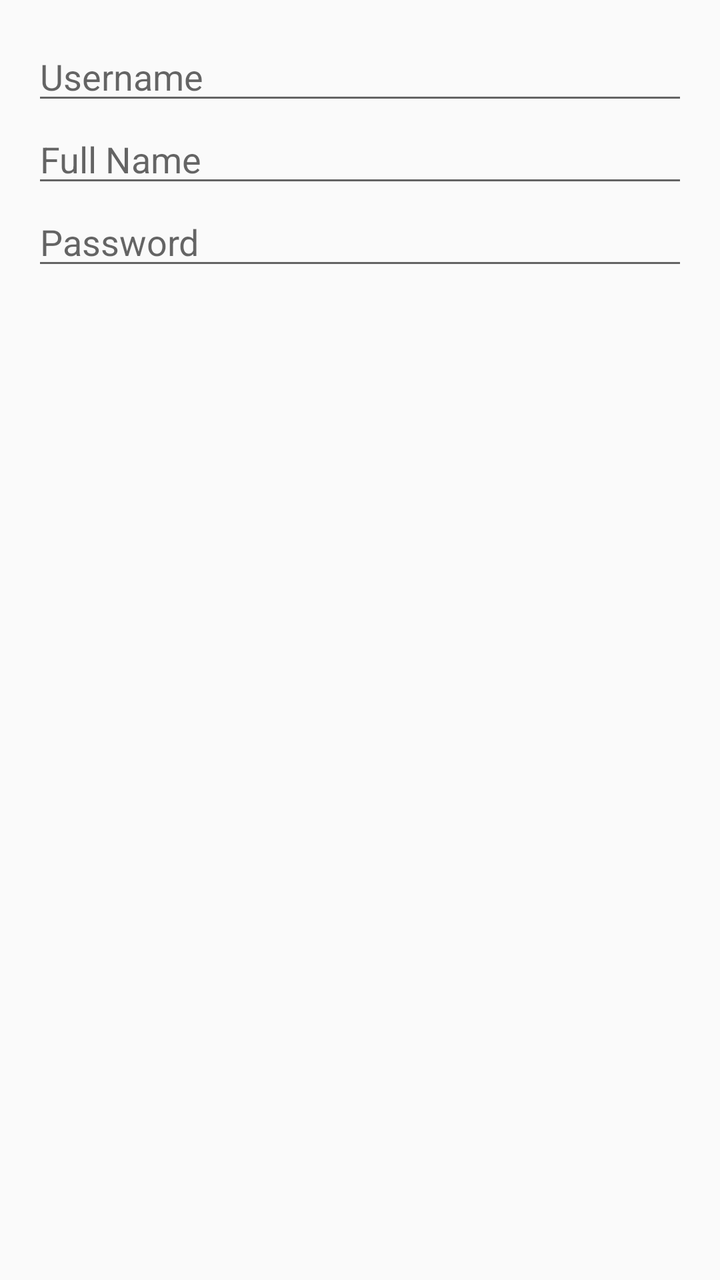
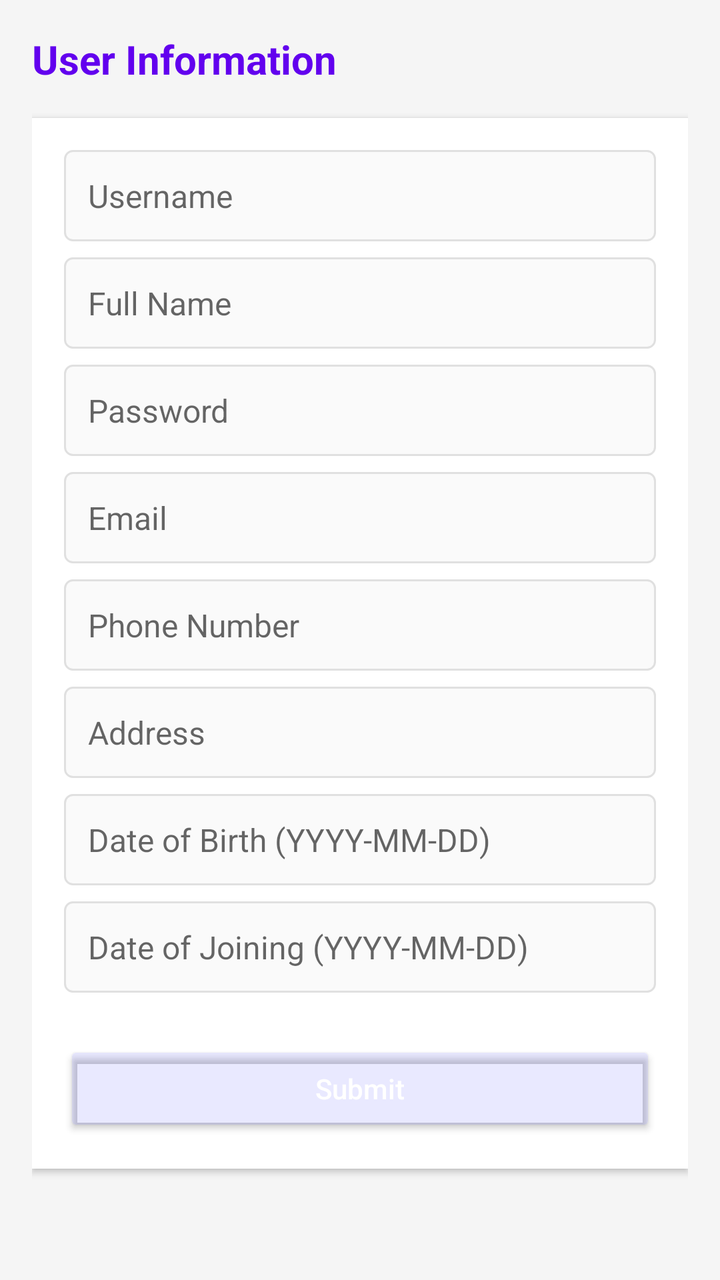

The first picture is an Android layout as it rendered before a commit; the second is the same layout after the commit. The layout source and the unified diff follow.
<!-- AndroidManifest.xml: application theme Theme.AppCompat.Light.DarkActionBar -->
<!-- res/layout/dialog_admin_form.xml -->
<LinearLayout xmlns:android="http://schemas.android.com/apk/res/android"
    android:orientation="vertical" android:padding="16dp"
    android:layout_width="match_parent" android:layout_height="wrap_content">

    <EditText android:id="@+id/etUsername"
        android:layout_width="match_parent"
        android:layout_height="wrap_content"
        android:hint="Username" />

    <EditText android:id="@+id/etFullName"
        android:layout_width="match_parent"
        android:layout_height="wrap_content"
        android:hint="Full Name" />

    <EditText android:id="@+id/etPassword"
        android:layout_width="match_parent"
        android:layout_height="wrap_content"
        android:hint="Password"
        android:inputType="textPassword" />
</LinearLayout>
<!-- resources referenced by this layout -->
<resources>

</resources>

<!-- the commit's change to res/layout/dialog_admin_form.xml (unified diff, before → after) -->
@@ -1,20 +1,129 @@
-<LinearLayout xmlns:android="http://schemas.android.com/apk/res/android"
-    android:orientation="vertical" android:padding="16dp"
-    android:layout_width="match_parent" android:layout_height="wrap_content">
+<?xml version="1.0" encoding="utf-8"?>
+<ScrollView xmlns:android="http://schemas.android.com/apk/res/android"
+    android:layout_width="match_parent"
+    android:layout_height="match_parent"
+    android:background="#f5f5f5"
+    android:fillViewport="true">
 
-    <EditText android:id="@+id/etUsername"
+    <LinearLayout
+        android:orientation="vertical"
         android:layout_width="match_parent"
         android:layout_height="wrap_content"
-        android:hint="Username" />
+        android:padding="16dp">
 
-    <EditText android:id="@+id/etFullName"
-        android:layout_width="match_parent"
-        android:layout_height="wrap_content"
-        android:hint="Full Name" />
+        <TextView
+            android:layout_width="match_parent"
+            android:layout_height="wrap_content"
+            android:text="User Information"
+            android:textSize="20sp"
+            android:textColor="#6200EE"
+            android:textStyle="bold"
+            android:layout_marginBottom="16dp"/>
 
-    <EditText android:id="@+id/etPassword"
-        android:layout_width="match_parent"
-        android:layout_height="wrap_content"
-        android:hint="Password"
-        android:inputType="textPassword" />
-</LinearLayout>
+        <LinearLayout
+            android:layout_width="match_parent"
+            android:layout_height="wrap_content"
+            android:orientation="vertical"
+            android:background="@android:color/white"
+            android:padding="16dp"
+            android:elevation="2dp">
+
+            <EditText
+                android:id="@+id/etUsername"
+                android:layout_width="match_parent"
+                android:layout_height="wrap_content"
+                android:hint="Username"
+                android:inputType="text"
+                android:textSize="16sp"
+                android:padding="12dp"
+                android:background="@drawable/edittext_bg"/>
+
+            <EditText
+                android:id="@+id/etFullName"
+                android:layout_width="match_parent"
+                android:layout_height="wrap_content"
+                android:hint="Full Name"
+                android:inputType="textPersonName"
+                android:textSize="16sp"
+                android:padding="12dp"
+                android:layout_marginTop="8dp"
+                android:background="@drawable/edittext_bg"/>
+
+            <EditText
+                android:id="@+id/etPassword"
+                android:layout_width="match_parent"
+                android:layout_height="wrap_content"
+                android:hint="Password"
+                android:inputType="textPassword"
+                android:textSize="16sp"
+                android:padding="12dp"
+                android:layout_marginTop="8dp"
+                android:background="@drawable/edittext_bg"/>
+
+            <EditText
+                android:id="@+id/etEmailId"
+                android:layout_width="match_parent"
+                android:layout_height="wrap_content"
+                android:hint="Email"
+                android:inputType="textEmailAddress"
+                android:textSize="16sp"
+                android:padding="12dp"
+                android:layout_marginTop="8dp"
+                android:background="@drawable/edittext_bg"/>
+
+            <EditText
+                android:id="@+id/etPhoneNo"
+                android:layout_width="match_parent"
+                android:layout_height="wrap_content"
+                android:hint="Phone Number"
+                android:inputType="phone"
+                android:textSize="16sp"
+                android:padding="12dp"
+                android:layout_marginTop="8dp"
+                android:background="@drawable/edittext_bg"/>
+
+            <EditText
+                android:id="@+id/etAddress"
+                android:layout_width="match_parent"
+                android:layout_height="wrap_content"
+                android:hint="Address"
+                android:inputType="textPostalAddress"
+                android:textSize="16sp"
+                android:padding="12dp"
+                android:layout_marginTop="8dp"
+                android:background="@drawable/edittext_bg"/>
+
+            <EditText
+                android:id="@+id/etDob"
+                android:layout_width="match_parent"
+                android:layout_height="wrap_content"
+                android:hint="Date of Birth (YYYY-MM-DD)"
+                android:inputType="date"
+                android:textSize="16sp"
+                android:padding="12dp"
+                android:layout_marginTop="8dp"
+                android:background="@drawable/edittext_bg"/>
+
+            <EditText
+                android:id="@+id/etDateOfJoining"
+                android:layout_width="match_parent"
+                android:layout_height="wrap_content"
+                android:hint="Date of Joining (YYYY-MM-DD)"
+                android:inputType="date"
+                android:textSize="16sp"
+                android:padding="12dp"
+                android:layout_marginTop="8dp"
+                android:background="@drawable/edittext_bg"/>
+
+            <Button
+                android:layout_width="match_parent"
+                android:layout_height="48dp"
+                android:text="Submit"
+                android:layout_marginTop="24dp"
+                android:backgroundTint="#181818ff"
+                android:textColor="@android:color/white"
+                android:textAllCaps="false"
+                android:elevation="2dp"/>
+        </LinearLayout>
+    </LinearLayout>
+</ScrollView>
<!-- resource entries referenced after the edit -->
@@ -1,5 +1,10 @@
 <!-- resources referenced by this layout -->
 <resources>
-
+  <!-- drawable edittext_bg (drawable) -->
+  <shape xmlns:android="http://schemas.android.com/apk/res/android">
+      <solid android:color="#fafafa"/>
+      <corners android:radius="4dp"/>
+      <stroke android:width="1dp" android:color="#e0e0e0"/>
+  </shape>
 </resources>
 
